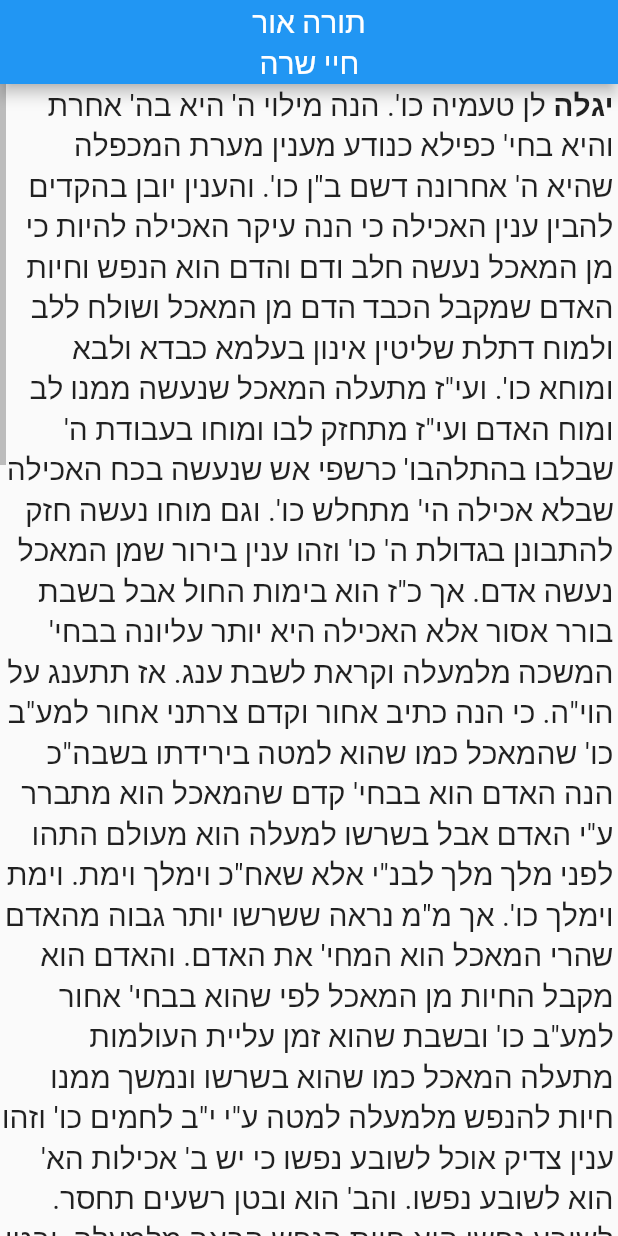
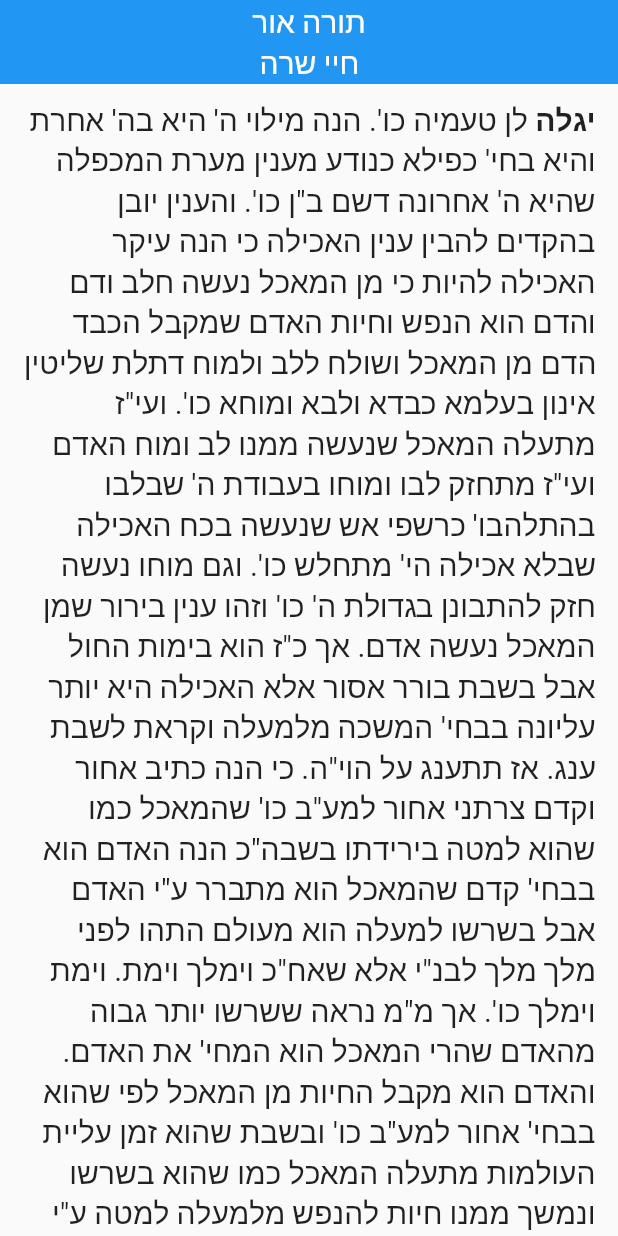
Before and after one commit to lcyper/rich_text_example, a Flutter app: the screen it shows after launch, on a phone screen of 412 x 824 dp. Run offline on Flutter 3.47's test engine with Material 2 defaults, Android fonts, the phone set to English and light mode, and no system bars.

Commit message:
home screen whit text, & first word style

```diff
--- a/lib/main.dart
+++ b/lib/main.dart
@@ -16,7 +16,7 @@ class MyApp extends StatelessWidget {
       theme: ThemeData(
         primarySwatch: Colors.blue,
       ),
-      home: const HomeScreen(),
+      home: HomeScreen(),
     );
   }
 }
--- a/lib/screens/home_screen.dart
+++ b/lib/screens/home_screen.dart
@@ -1,7 +1,9 @@
 import 'package:flutter/material.dart';
 
 class HomeScreen extends StatelessWidget {
-  const HomeScreen({Key? key}) : super(key: key);
+  HomeScreen({Key? key}) : super(key: key);
+
+  final ScrollController _scrollController = ScrollController();
 
   final String appBarTitle = 'חיי שרה';
   final String content =
@@ -18,12 +20,18 @@ class HomeScreen extends StatelessWidget {
           ],
         ),
         centerTitle: true,
+        elevation: 0,
       ),
       body: Scrollbar(
         scrollbarOrientation: ScrollbarOrientation.left,
-        isAlwaysShown: true,
+        // isAlwaysShown: true,
         interactive: true,
+        controller: _scrollController,
+        radius: const Radius.circular(25),
+        thickness: 10,
         child: ListView(
+          padding: EdgeInsets.symmetric(horizontal: 12, vertical: 10),
+          controller: _scrollController,
           children: [
             Directionality(
               textDirection: TextDirection.rtl,
@@ -32,13 +40,13 @@ class HomeScreen extends StatelessWidget {
                   children: [
                     TextSpan(
                         text: content.split(' ')[0],
-                        style: TextStyle(fontWeight: FontWeight.bold)),
+                        style: const TextStyle(fontWeight: FontWeight.bold)),
                     TextSpan(
                       text: content.substring(content.split(' ')[0].length),
                     ),
                   ],
                 ),
-                style: TextStyle(fontSize: 20),
+                style: const TextStyle(fontSize: 20),
               ),
             ),
           ],
```
